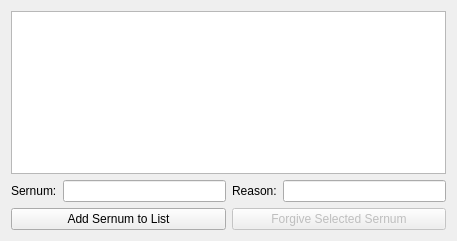
Above: ui/widgets/snbanwidget.ui from StarixWoS/ReMix before the change. Below: the same form after it.
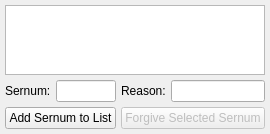
That is the form after the change.

Diff of the .ui file:
```diff
--- a/ui/widgets/snbanwidget.ui
+++ b/ui/widgets/snbanwidget.ui
@@ -6,14 +6,29 @@
    <rect>
     <x>0</x>
     <y>0</y>
-    <width>457</width>
-    <height>241</height>
+    <width>240</width>
+    <height>133</height>
    </rect>
   </property>
   <property name="windowTitle">
    <string>Form</string>
   </property>
   <layout class="QGridLayout" name="gridLayout">
+   <property name="leftMargin">
+    <number>5</number>
+   </property>
+   <property name="topMargin">
+    <number>5</number>
+   </property>
+   <property name="rightMargin">
+    <number>5</number>
+   </property>
+   <property name="bottomMargin">
+    <number>5</number>
+   </property>
+   <property name="spacing">
+    <number>5</number>
+   </property>
    <item row="0" column="0" colspan="4">
     <widget class="QTableView" name="snBanTable">
      <property name="editTriggers">
```
